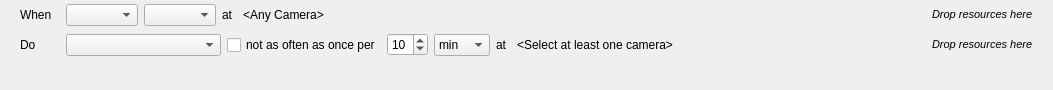
networkoptix/nx_open, file client/src/ui/widgets/business/business_rule_widget.ui: the form before one commit.
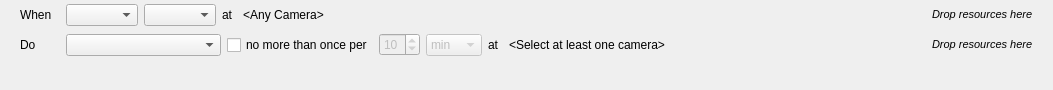
The form after the commit.

Commit message:
Business rules dialog enchancements: handling rule deletion
<==== Mercurial data ====>
Branch: master

The edit to the form file:
```diff
--- a/client/src/ui/widgets/business/business_rule_widget.ui
+++ b/client/src/ui/widgets/business/business_rule_widget.ui
@@ -182,12 +182,15 @@
       <item>
        <widget class="QCheckBox" name="aggregationCheckBox">
         <property name="text">
-         <string>not as often as once per</string>
+         <string>no more than once per</string>
         </property>
        </widget>
       </item>
       <item>
        <widget class="QSpinBox" name="aggregationValueSpinBox">
+        <property name="enabled">
+         <bool>false</bool>
+        </property>
         <property name="correctionMode">
          <enum>QAbstractSpinBox::CorrectToNearestValue</enum>
         </property>
@@ -201,6 +204,9 @@
       </item>
       <item>
        <widget class="QComboBox" name="aggregationPeriodComboBox">
+        <property name="enabled">
+         <bool>false</bool>
+        </property>
         <property name="currentIndex">
          <number>1</number>
         </property>
```
The commit also changes 1 other file.
